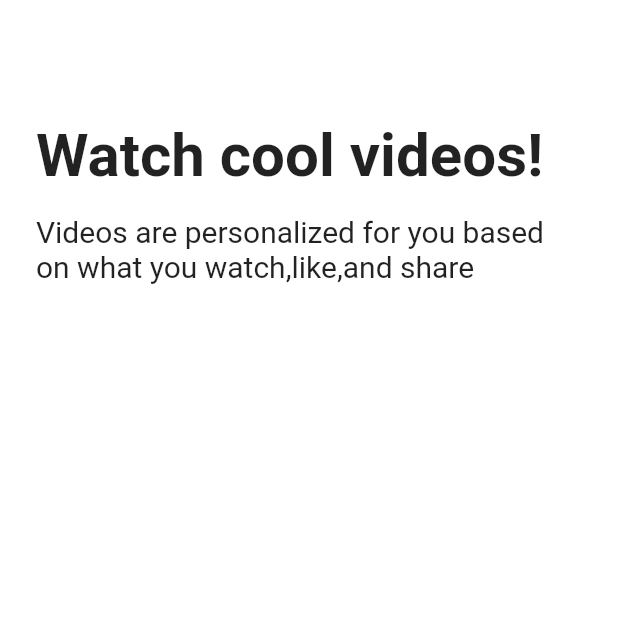
After one commit to 2rebee741/tictokClone, a Flutter app: the TutorialScreen screen opened directly, on a phone screen of 412 x 824 dp, the top half of it. The commit adds this screen. Run offline on Flutter 3.47's test engine with Material 2 defaults, Android fonts, the phone set to English and light mode, and no system bars; our stand-ins replace font_awesome_flutter.

Commit message:
20200414

```diff
--- /dev/null
+++ b/tiktok_clone/lib/features/onboarding/widgets/tutorial_screen.dart
@@ -0,0 +1,135 @@
+import 'package:flutter/cupertino.dart';
+import 'package:flutter/material.dart';
+import 'package:tictokclone/constants/gaps.dart';
+import 'package:tictokclone/constants/sizes.dart';
+
+//state 에 저장하기 위해 enum 생성
+
+enum Direction { right, left }
+
+enum Page { first, second }
+
+class TutorialScreen extends StatefulWidget {
+  const TutorialScreen({super.key});
+
+  @override
+  State<TutorialScreen> createState() => _TutorialScreenState();
+}
+
+class _TutorialScreenState extends State<TutorialScreen> {
+  Direction _direction = Direction.right;
+  Page _showingPage = Page.first;
+
+  void _onPanUpdate(DragUpdateDetails details) {
+    if (details.delta.dx > 0) {
+      //to the right
+      setState(() {
+        _direction = Direction.right;
+      });
+    } else {
+      // to the left
+      setState(() {
+        _direction = Direction.left;
+      });
+    }
+  }
+
+  void _onPanEnd(DragEndDetails details) {
+    if (_direction == Direction.left) {
+      setState(() {
+        _showingPage = Page.second;
+      });
+    } else {
+      setState(() {
+        _showingPage = Page.first;
+      });
+    }
+  }
+
+  @override
+  Widget build(BuildContext context) {
+    return GestureDetector(
+      onPanEnd: _onPanEnd,
+      onPanUpdate: _onPanUpdate,
+      child: Scaffold(
+        body: Padding(
+          padding: const EdgeInsets.symmetric(horizontal: Sizes.size24),
+          child: SafeArea(
+            child: AnimatedCrossFade(
+              firstChild: Column(
+                crossAxisAlignment: CrossAxisAlignment.start,
+                children: const [
+                  Gaps.v80,
+                  Text(
+                    'Watch cool videos!',
+                    style: TextStyle(
+                      fontSize: Sizes.size40,
+                      fontWeight: FontWeight.bold,
+                    ),
+                  ),
+                  Gaps.v16,
+                  Text(
+                    'Videos are personalized for you based on what you watch,like,and share',
+                    style: TextStyle(
+                      fontSize: Sizes.size20,
+                      fontWeight: FontWeight.w400,
+                    ),
+                  ),
+                ],
+              ),
+              secondChild: Column(
+                crossAxisAlignment: CrossAxisAlignment.start,
+                children: const [
+                  Gaps.v80,
+                  Text(
+                    'Follow the rules.',
+                    style: TextStyle(
+                      fontSize: Sizes.size40,
+                      fontWeight: FontWeight.bold,
+                    ),
+                  ),
+                  Gaps.v16,
+                  Text(
+                    'Take care of one another!',
+                    style: TextStyle(
+                      fontSize: Sizes.size20,
+                      fontWeight: FontWeight.w400,
+                    ),
+                  ),
+                ],
+              ),
+              crossFadeState: _showingPage == Page.first
+                  ? CrossFadeState.showFirst
+                  : CrossFadeState.showSecond,
+              duration: const Duration(milliseconds: 300),
+            ),
+          ),
+        ),
+        bottomNavigationBar: BottomAppBar(
+          child: Padding(
+            padding: const EdgeInsets.symmetric(
+              vertical: Sizes.size24,
+              horizontal: Sizes.size24,
+            ),
+            child: AnimatedOpacity(
+              duration: const Duration(milliseconds: 300),
+              opacity: _showingPage == Page.first ? 0 : 1,
+              child: CupertinoButton(
+                onPressed: () {},
+                color: Theme.of(context).primaryColor,
+                borderRadius: BorderRadius.circular(10),
+                child: const Text(
+                  'Enter the app!',
+                  style: TextStyle(
+                    fontSize: Sizes.size24,
+                    fontWeight: FontWeight.w500,
+                  ),
+                ),
+              ),
+            ),
+          ),
+        ),
+      ),
+    );
+  }
+}
--- a/tiktok_clone/lib/main.dart
+++ b/tiktok_clone/lib/main.dart
@@ -1,6 +1,6 @@
 import 'package:flutter/material.dart';
 import 'package:tictokclone/constants/sizes.dart';
-import 'package:tictokclone/features/authentication/sign_up_screen.dart';
+import 'package:tictokclone/features/onboarding/interests_screen.dart';
 
 void main() {
   runApp(const TicTokApp());
@@ -27,7 +27,8 @@ class TicTokApp extends StatelessWidget {
           ),
         ),
       ),
-      home: const SignUpScreen(),
+      // home: const SignUpScreen(),
+      home: const InterestsScreen(),
     );
   }
 }
```
Also changed, not shown: tiktok_clone/lib/features/authentication/widgets/login_form_screen.dart (+12 -1 lines), tiktok_clone/lib/features/onboarding/interests_screen.dart (+159 -2 lines), tiktok_clone/lib/features/onboarding/widgets/interest_button.dart (added, +62 -0 lines).
